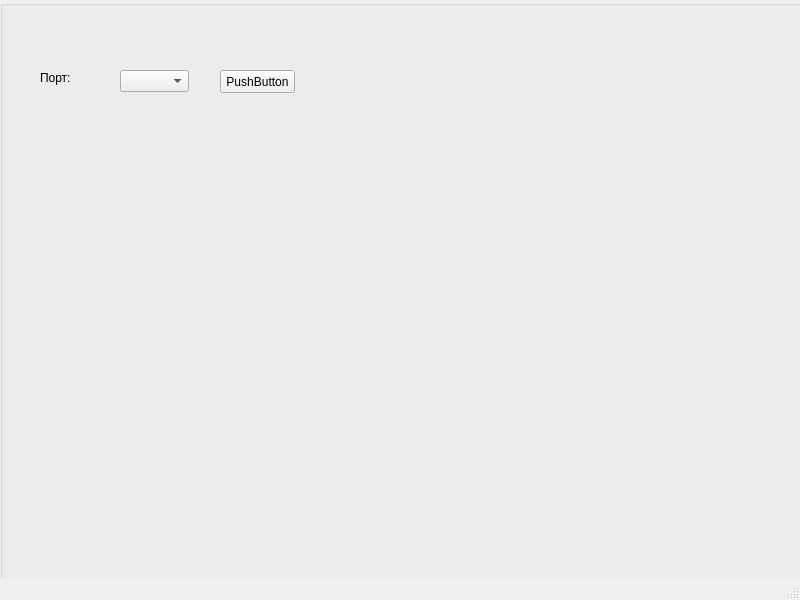
Before: the Qt Designer form EQ_gui/mw.ui in lolizz00/Equalizer, drawn with Qt 5.
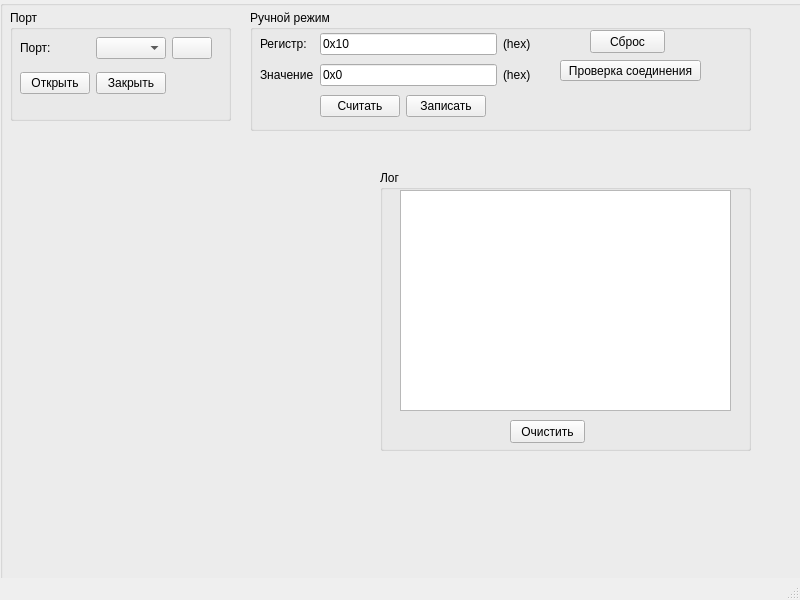
After: the same form once the commit is applied. Icons and pictures are not drawn.

The edit to the form file:
```diff
--- a/EQ_gui/mw.ui
+++ b/EQ_gui/mw.ui
@@ -47,41 +47,208 @@
        <property name="title">
         <string/>
        </property>
-       <widget class="QComboBox" name="comboBox">
+       <widget class="QGroupBox" name="groupBox_2">
         <property name="geometry">
          <rect>
-          <x>120</x>
-          <y>70</y>
-          <width>69</width>
-          <height>22</height>
+          <x>10</x>
+          <y>10</y>
+          <width>221</width>
+          <height>111</height>
          </rect>
         </property>
+        <property name="title">
+         <string>Порт</string>
+        </property>
+        <widget class="QWidget" name="">
+         <property name="geometry">
+          <rect>
+           <x>10</x>
+           <y>20</y>
+           <width>192</width>
+           <height>71</height>
+          </rect>
+         </property>
+         <layout class="QGridLayout" name="gridLayout_2">
+          <item row="0" column="0">
+           <widget class="QLabel" name="label">
+            <property name="text">
+             <string>Порт:</string>
+            </property>
+           </widget>
+          </item>
+          <item row="0" column="1">
+           <widget class="QComboBox" name="portComboBox"/>
+          </item>
+          <item row="0" column="2">
+           <widget class="QPushButton" name="refrPortPushButton">
+            <property name="text">
+             <string/>
+            </property>
+            <property name="icon">
+             <iconset>
+              <normaloff>ico.png</normaloff>ico.png</iconset>
+            </property>
+           </widget>
+          </item>
+          <item row="1" column="0">
+           <widget class="QPushButton" name="openPortPushButton">
+            <property name="text">
+             <string>Открыть</string>
+            </property>
+           </widget>
+          </item>
+          <item row="1" column="1">
+           <widget class="QPushButton" name="closePortPushButton">
+            <property name="text">
+             <string>Закрыть</string>
+            </property>
+           </widget>
+          </item>
+         </layout>
+        </widget>
        </widget>
-       <widget class="QLabel" name="label">
+       <widget class="QGroupBox" name="groupBox_3">
         <property name="geometry">
          <rect>
-          <x>40</x>
-          <y>70</y>
-          <width>51</width>
-          <height>16</height>
+          <x>250</x>
+          <y>10</y>
+          <width>501</width>
+          <height>121</height>
          </rect>
         </property>
-        <property name="text">
-         <string>Порт:</string>
+        <property name="title">
+         <string>Ручной режим</string>
         </property>
+        <widget class="QPushButton" name="manResetPushButton">
+         <property name="geometry">
+          <rect>
+           <x>340</x>
+           <y>20</y>
+           <width>75</width>
+           <height>23</height>
+          </rect>
+         </property>
+         <property name="text">
+          <string>Сброс</string>
+         </property>
+        </widget>
+        <widget class="QPushButton" name="manConnPushButton">
+         <property name="geometry">
+          <rect>
+           <x>310</x>
+           <y>50</y>
+           <width>141</width>
+           <height>21</height>
+          </rect>
+         </property>
+         <property name="text">
+          <string>Проверка соединения</string>
+         </property>
+        </widget>
+        <widget class="QWidget" name="">
+         <property name="geometry">
+          <rect>
+           <x>10</x>
+           <y>20</y>
+           <width>271</width>
+           <height>91</height>
+          </rect>
+         </property>
+         <layout class="QGridLayout" name="gridLayout_3">
+          <item row="2" column="1">
+           <widget class="QPushButton" name="manReadPushButton">
+            <property name="text">
+             <string>Считать</string>
+            </property>
+           </widget>
+          </item>
+          <item row="1" column="1" colspan="3">
+           <widget class="QLineEdit" name="manValLineEdit">
+            <property name="text">
+             <string>0x0</string>
+            </property>
+           </widget>
+          </item>
+          <item row="0" column="0">
+           <widget class="QLabel" name="label_2">
+            <property name="text">
+             <string>Регистр:</string>
+            </property>
+           </widget>
+          </item>
+          <item row="0" column="1" colspan="3">
+           <widget class="QLineEdit" name="manRegLineEdit">
+            <property name="text">
+             <string>0x10</string>
+            </property>
+           </widget>
+          </item>
+          <item row="2" column="2">
+           <widget class="QPushButton" name="manWritePushButton">
+            <property name="text">
+             <string>Записать</string>
+            </property>
+           </widget>
+          </item>
+          <item row="1" column="0">
+           <widget class="QLabel" name="label_3">
+            <property name="text">
+             <string>Значение</string>
+            </property>
+           </widget>
+          </item>
+          <item row="0" column="4">
+           <widget class="QLabel" name="label_4">
+            <property name="text">
+             <string>(hex)</string>
+            </property>
+           </widget>
+          </item>
+          <item row="1" column="4">
+           <widget class="QLabel" name="label_5">
+            <property name="text">
+             <string>(hex)</string>
+            </property>
+           </widget>
+          </item>
+         </layout>
+        </widget>
        </widget>
-       <widget class="QPushButton" name="pushButton">
+       <widget class="QGroupBox" name="groupBox_4">
         <property name="geometry">
          <rect>
-          <x>220</x>
-          <y>70</y>
-          <width>75</width>
-          <height>23</height>
+          <x>380</x>
+          <y>170</y>
+          <width>371</width>
+          <height>281</height>
          </rect>
         </property>
-        <property name="text">
-         <string>PushButton</string>
+        <property name="title">
+         <string>Лог</string>
         </property>
+        <widget class="QTextEdit" name="logTextEdit">
+         <property name="geometry">
+          <rect>
+           <x>20</x>
+           <y>20</y>
+           <width>331</width>
+           <height>221</height>
+          </rect>
+         </property>
+        </widget>
+        <widget class="QPushButton" name="clearLogPushButton">
+         <property name="geometry">
+          <rect>
+           <x>130</x>
+           <y>250</y>
+           <width>75</width>
+           <height>23</height>
+          </rect>
+         </property>
+         <property name="text">
+          <string>Очистить</string>
+         </property>
+        </widget>
        </widget>
       </widget>
      </item>
```
